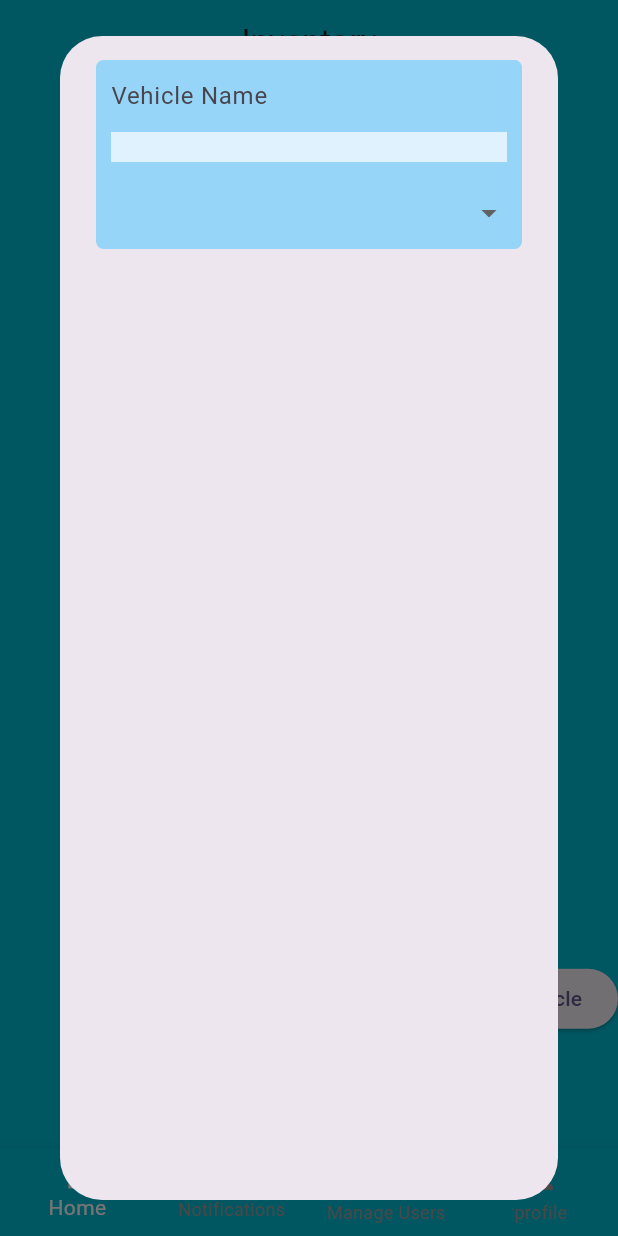
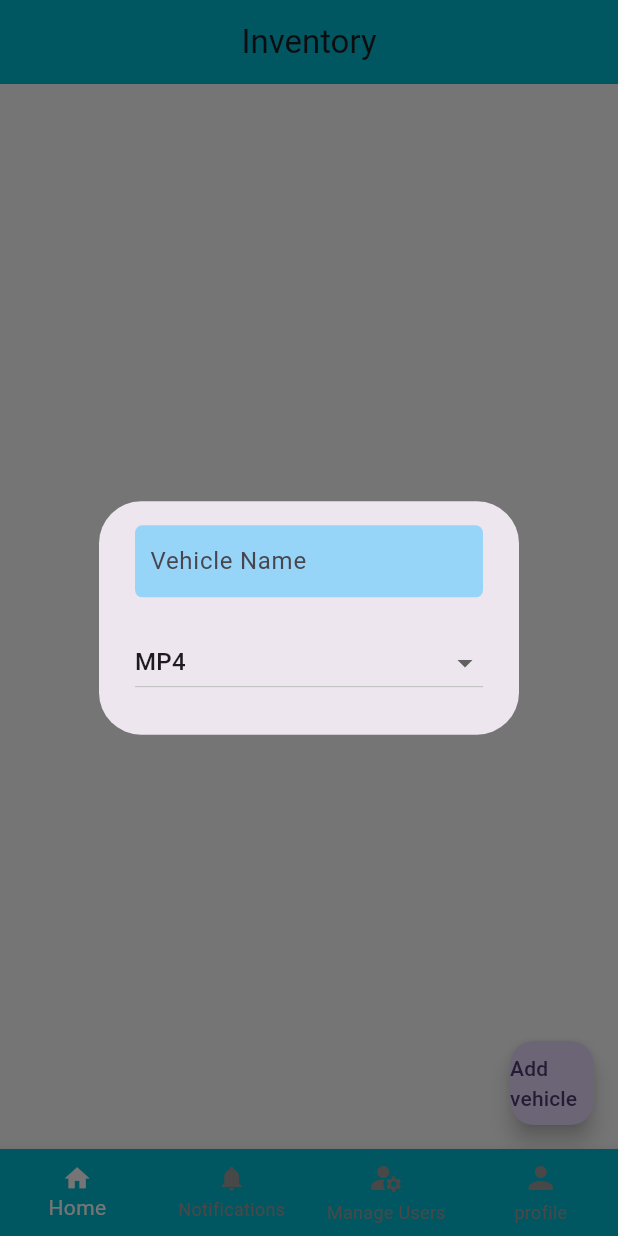
Before and after one commit to fidahussainqazafi/inventory_system, a Flutter app: the screen it shows after launch, after a tap on "Add vehicle", on a phone screen of 412 x 824 dp. Run offline on Flutter 3.47's test engine with Material 3 defaults, Android fonts, the phone set to English and light mode, and no system bars; our stand-ins replace flutter_screenutil.

Commit message:
dialogue code reverted

```diff
--- a/lib/screens/home_screen.dart
+++ b/lib/screens/home_screen.dart
@@ -1,5 +1,7 @@
 import 'package:flutter/material.dart';
 import 'package:flutter_screenutil/flutter_screenutil.dart';
+
+import '../controller/dropdown_controller.dart';
 
 class HomeScreen extends StatefulWidget {
   const HomeScreen({Key? key}) : super(key: key);
@@ -10,14 +12,11 @@ class HomeScreen extends StatefulWidget {
 
 class _HomeScreenState extends State<HomeScreen> {
   final TextEditingController controller = TextEditingController();
-  String selectedValue = 'Choose service';
-  List<String> dropdownItems = <String>['MP4', 'MP5'];
-  final GlobalKey<FormState> _formKey = GlobalKey<FormState>();
-
+  final DropdownController dropdownController = DropdownController();
   @override
   Widget build(BuildContext context) {
     return Scaffold(
-      backgroundColor: Colors.cyan,
+      backgroundColor: Colors.white,
       appBar: AppBar(
         backgroundColor: Colors.cyan,
         centerTitle: true,
@@ -27,18 +26,20 @@ class _HomeScreenState extends State<HomeScreen> {
         child: Column(
           children: [
             SizedBox(height: 600.h,),
-            Align(
-              alignment: Alignment.bottomRight,
-              child: ElevatedButton(
+
+          ],
+        ),
+      ),
+      floatingActionButton: FloatingActionButton(
+
         onPressed: () {
           showDialog(
             context: context,
             builder: (BuildContext builder) {
               return AlertDialog(
 
-                        content: Form(
-                          key: _formKey,
-                          child: Column(
+                content: Column(
+                  mainAxisSize: MainAxisSize.min,
                   children: [
 
                     Container(
@@ -50,6 +51,7 @@ class _HomeScreenState extends State<HomeScreen> {
                         borderRadius: BorderRadius.circular(5),
                       ),
                       child: Column(
+
                         children: [
                           TextFormField(
                             controller: controller,
@@ -58,53 +60,39 @@ class _HomeScreenState extends State<HomeScreen> {
                               border: InputBorder.none, // Remove the underline
                             ),
                           ),
-                                    Container(
-                                      width: 700,
-                                      height: 20,
-                                      color: Colors.white70,
-                                    ),
 
-                                    SizedBox(height: 10),
-                                    DropdownButtonFormField<String>(
-                                      value: selectedValue,
-                                      icon: Icon(Icons.arrow_drop_down),
-                                      iconSize: 24,
-                                      elevation: 16,
-                                      style: TextStyle(color: Colors.black),
-                                      decoration: InputDecoration(
-                                        border: InputBorder.none, // Remove the background border
-                                      ),
-                                      // underline: Container(), // Remove the bottom border
-                                      onChanged: (String? newValue) {
-                                        setState(() {
-                                          selectedValue = newValue!;
-                                        });
-                                      },
-                                      items: dropdownItems
-                                          .map<DropdownMenuItem<String>>((String value) {
-                                        return DropdownMenuItem<String>(
-                                          value: value,
-                                          child: Text(value),
-                                        );
-                                      }).toList(),
-                                    ),
+
+
                         ],
                       ),
                     ),
+                    SizedBox(height: 20.h,),
+                    DropdownButton<String> (
+                      isExpanded: true,
+                      value: dropdownController.selectedValue,
+
+                      items: dropdownController.dropdownItems.map((String item) {
+
+                        return DropdownMenuItem<String>(
+
+                            value: item,
+                            child: Text(item));
+                      }).toList(),
+                      onChanged: (String ? newValue){
+                        dropdownController.setValue(newValue!);
+                      },
+                    ),
+
                   ],
-                          ),
                 ),
               );
             },
           );
         },
-                child: Text('Add vehicle'),
+        child: Center(child: Text('Add vehicle')),
       ),
-            ),
-          ],
-        ),
-      ),
+    );
 
-    );
+
   }
 }
```
Lines whose indentation alone changed are shown as unchanged.
